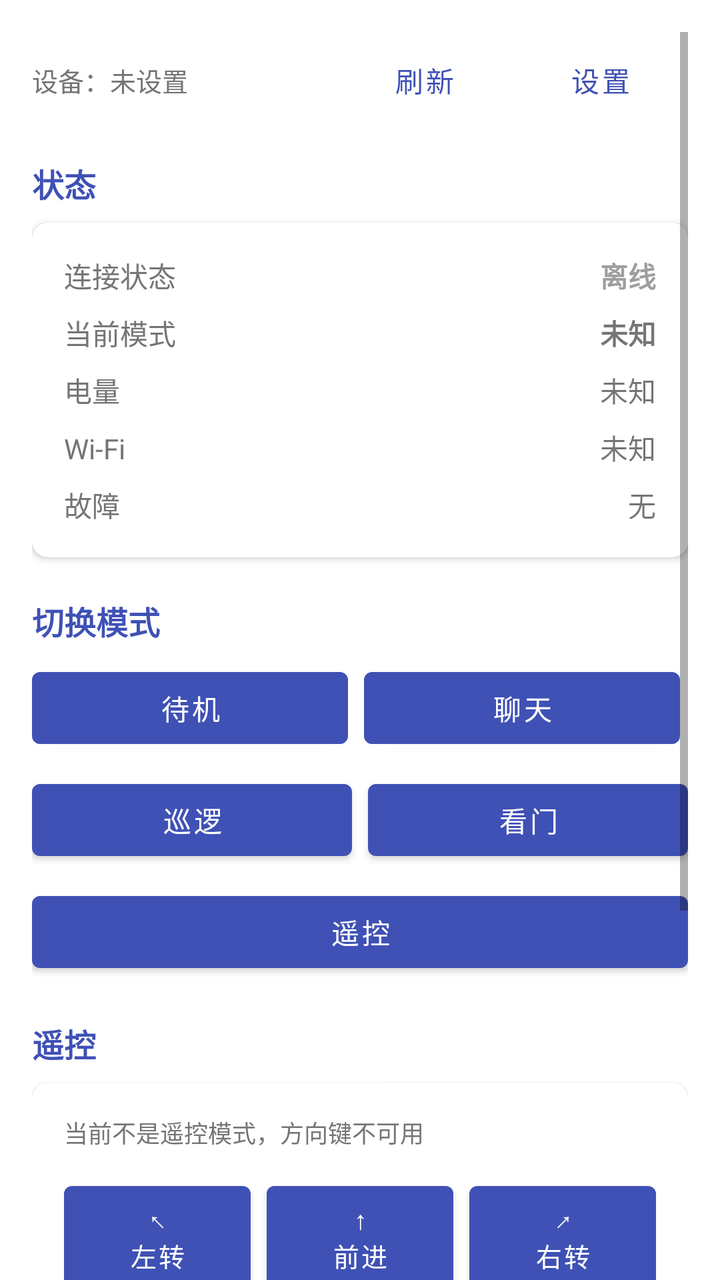
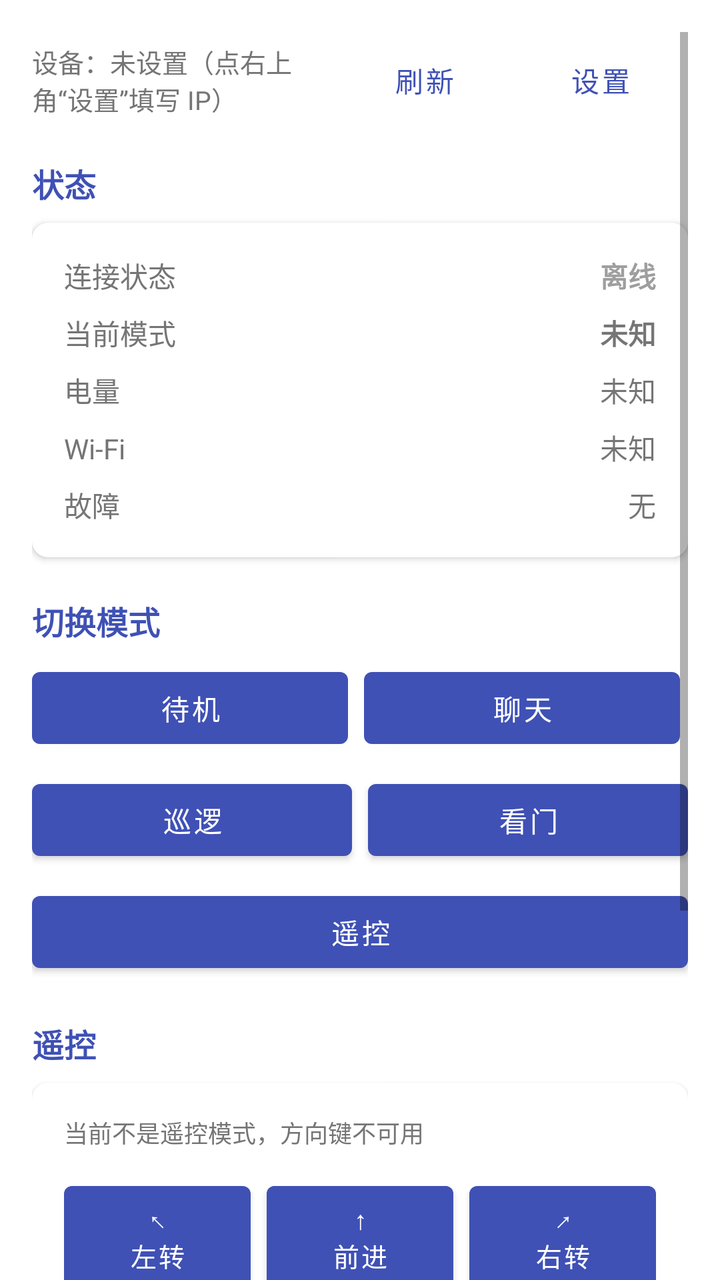

Screens rendered from an Android XML layout before and after an edit, with the pre-edit source and the edit as a unified diff.
<!-- AndroidManifest.xml: application theme Theme.AiDogControl -->
<!-- res/layout/activity_main.xml -->
<?xml version="1.0" encoding="utf-8"?>
<ScrollView xmlns:android="http://schemas.android.com/apk/res/android"
    xmlns:app="http://schemas.android.com/apk/res-auto"
    android:layout_width="match_parent"
    android:layout_height="match_parent"
    android:clipToPadding="false"
    android:fitsSystemWindows="true"
    android:padding="16dp">

    <LinearLayout
        android:layout_width="match_parent"
        android:layout_height="wrap_content"
        android:orientation="vertical">

        
        <LinearLayout
            android:layout_width="match_parent"
            android:layout_height="wrap_content"
            android:gravity="center_vertical"
            android:orientation="horizontal">

            <TextView
                android:id="@+id/text_device_ip"
                android:layout_width="0dp"
                android:layout_height="wrap_content"
                android:layout_weight="1"
                android:text="设备：未设置"
                android:textColor="@color/text_secondary"
                android:textSize="13sp" />

            <Button
                android:id="@+id/button_refresh"
                style="?android:attr/buttonBarButtonStyle"
                android:layout_width="wrap_content"
                android:layout_height="wrap_content"
                android:text="@string/action_refresh" />

            <Button
                android:id="@+id/button_setup"
                style="?android:attr/buttonBarButtonStyle"
                android:layout_width="wrap_content"
                android:layout_height="wrap_content"
                android:text="@string/action_setup" />
        </LinearLayout>

        
        <TextView
            android:layout_width="match_parent"
            android:layout_height="wrap_content"
            android:layout_marginTop="16dp"
            android:text="状态"
            android:textColor="@color/primary"
            android:textSize="16sp"
            android:textStyle="bold" />

        <com.google.android.material.card.MaterialCardView
            android:layout_width="match_parent"
            android:layout_height="wrap_content"
            android:layout_marginTop="8dp"
            app:cardCornerRadius="8dp"
            app:cardElevation="2dp">

            <LinearLayout
                android:layout_width="match_parent"
                android:layout_height="wrap_content"
                android:orientation="vertical"
                android:padding="16dp">

                <LinearLayout
                    android:layout_width="match_parent"
                    android:layout_height="wrap_content"
                    android:orientation="horizontal">

                    <TextView
                        android:layout_width="0dp"
                        android:layout_height="wrap_content"
                        android:layout_weight="1"
                        android:text="@string/label_connection"
                        android:textColor="@color/text_secondary" />

                    <TextView
                        android:id="@+id/text_connection"
                        android:layout_width="wrap_content"
                        android:layout_height="wrap_content"
                        android:text="@string/status_offline"
                        android:textColor="@color/status_offline"
                        android:textStyle="bold" />
                </LinearLayout>

                <LinearLayout
                    android:layout_width="match_parent"
                    android:layout_height="wrap_content"
                    android:layout_marginTop="8dp"
                    android:orientation="horizontal">

                    <TextView
                        android:layout_width="0dp"
                        android:layout_height="wrap_content"
                        android:layout_weight="1"
                        android:text="@string/label_mode"
                        android:textColor="@color/text_secondary" />

                    <TextView
                        android:id="@+id/text_mode"
                        android:layout_width="wrap_content"
                        android:layout_height="wrap_content"
                        android:text="@string/value_unknown"
                        android:textStyle="bold" />
                </LinearLayout>

                <LinearLayout
                    android:layout_width="match_parent"
                    android:layout_height="wrap_content"
                    android:layout_marginTop="8dp"
                    android:orientation="horizontal">

                    <TextView
                        android:layout_width="0dp"
                        android:layout_height="wrap_content"
                        android:layout_weight="1"
                        android:text="@string/label_battery"
                        android:textColor="@color/text_secondary" />

                    <TextView
                        android:id="@+id/text_battery"
                        android:layout_width="wrap_content"
                        android:layout_height="wrap_content"
                        android:text="@string/value_unknown" />
                </LinearLayout>

                <LinearLayout
                    android:layout_width="match_parent"
                    android:layout_height="wrap_content"
                    android:layout_marginTop="8dp"
                    android:orientation="horizontal">

                    <TextView
                        android:layout_width="0dp"
                        android:layout_height="wrap_content"
                        android:layout_weight="1"
                        android:text="@string/label_wifi"
                        android:textColor="@color/text_secondary" />

                    <TextView
                        android:id="@+id/text_wifi"
                        android:layout_width="wrap_content"
                        android:layout_height="wrap_content"
                        android:text="@string/value_unknown" />
                </LinearLayout>

                <LinearLayout
                    android:layout_width="match_parent"
                    android:layout_height="wrap_content"
                    android:layout_marginTop="8dp"
                    android:orientation="horizontal">

                    <TextView
                        android:layout_width="0dp"
                        android:layout_height="wrap_content"
                        android:layout_weight="1"
                        android:text="@string/label_fault"
                        android:textColor="@color/text_secondary" />

                    <TextView
                        android:id="@+id/text_fault"
                        android:layout_width="wrap_content"
                        android:layout_height="wrap_content"
                        android:text="无" />
                </LinearLayout>
            </LinearLayout>
        </com.google.android.material.card.MaterialCardView>

        
        <TextView
            android:layout_width="match_parent"
            android:layout_height="wrap_content"
            android:layout_marginTop="20dp"
            android:text="@string/hint_mode_switch"
            android:textColor="@color/primary"
            android:textSize="16sp"
            android:textStyle="bold" />

        <LinearLayout
            android:layout_width="match_parent"
            android:layout_height="wrap_content"
            android:layout_marginTop="8dp"
            android:orientation="horizontal">

            <com.google.android.material.button.MaterialButton
                android:id="@+id/button_mode_idle"
                android:layout_width="0dp"
                android:layout_height="wrap_content"
                android:layout_marginEnd="4dp"
                android:layout_weight="1"
                android:text="@string/mode_idle" />

            <com.google.android.material.button.MaterialButton
                android:id="@+id/button_mode_chat"
                android:layout_width="0dp"
                android:layout_height="wrap_content"
                android:layout_marginStart="4dp"
                android:layout_marginEnd="4dp"
                android:layout_weight="1"
                android:text="@string/mode_chat" />
        </LinearLayout>

        <LinearLayout
            android:layout_width="match_parent"
            android:layout_height="wrap_content"
            android:layout_marginTop="8dp"
            android:orientation="horizontal">

            <com.google.android.material.button.MaterialButton
                android:id="@+id/button_mode_patrol"
                android:layout_width="0dp"
                android:layout_height="wrap_content"
                android:layout_marginEnd="4dp"
                android:layout_weight="1"
                android:text="@string/mode_patrol" />

            <com.google.android.material.button.MaterialButton
                android:id="@+id/button_mode_guard"
                android:layout_width="0dp"
                android:layout_height="wrap_content"
                android:layout_marginStart="4dp"
                android:layout_weight="1"
                android:text="@string/mode_guard" />
        </LinearLayout>

        
        <com.google.android.material.button.MaterialButton
            android:id="@+id/button_mode_remote"
            android:layout_width="match_parent"
            android:layout_height="wrap_content"
            android:layout_marginTop="8dp"
            android:text="@string/mode_remote" />

        
        <TextView
            android:layout_width="match_parent"
            android:layout_height="wrap_content"
            android:layout_marginTop="20dp"
            android:text="遥控"
            android:textColor="@color/primary"
            android:textSize="16sp"
            android:textStyle="bold" />

        <com.google.android.material.card.MaterialCardView
            android:layout_width="match_parent"
            android:layout_height="wrap_content"
            android:layout_marginTop="8dp"
            app:cardCornerRadius="8dp"
            app:cardElevation="2dp">

            <LinearLayout
                android:layout_width="match_parent"
                android:layout_height="wrap_content"
                android:orientation="vertical"
                android:padding="16dp">

                <TextView
                    android:id="@+id/text_remote_hint"
                    android:layout_width="match_parent"
                    android:layout_height="wrap_content"
                    android:text="@string/remote_inactive"
                    android:textColor="@color/text_secondary"
                    android:textSize="12sp" />

                
                <LinearLayout
                    android:layout_width="match_parent"
                    android:layout_height="wrap_content"
                    android:layout_marginTop="12dp"
                    android:orientation="horizontal">

                    <com.google.android.material.button.MaterialButton
                        android:id="@+id/button_turn_left"
                        style="@style/RemoteButton"
                        android:layout_width="0dp"
                        android:layout_height="64dp"
                        android:layout_marginEnd="4dp"
                        android:layout_weight="1"
                        android:text="@string/dir_turn_left" />

                    <com.google.android.material.button.MaterialButton
                        android:id="@+id/button_forward"
                        style="@style/RemoteButton"
                        android:layout_width="0dp"
                        android:layout_height="64dp"
                        android:layout_marginStart="4dp"
                        android:layout_marginEnd="4dp"
                        android:layout_weight="1"
                        android:backgroundTint="@color/primary"
                        android:text="@string/dir_forward" />

                    <com.google.android.material.button.MaterialButton
                        android:id="@+id/button_turn_right"
                        style="@style/RemoteButton"
                        android:layout_width="0dp"
                        android:layout_height="64dp"
                        android:layout_marginStart="4dp"
                        android:layout_weight="1"
                        android:text="@string/dir_turn_right" />
                </LinearLayout>

                
                <LinearLayout
                    android:layout_width="match_parent"
                    android:layout_height="wrap_content"
                    android:layout_marginTop="8dp"
                    android:orientation="horizontal">

                    <com.google.android.material.button.MaterialButton
                        android:id="@+id/button_rotate_left"
                        style="@style/RemoteButton"
                        android:layout_width="0dp"
                        android:layout_height="64dp"
                        android:layout_marginEnd="4dp"
                        android:layout_weight="1"
                        android:text="@string/dir_rotate_left" />

                    <com.google.android.material.button.MaterialButton
                        android:id="@+id/button_backward"
                        style="@style/RemoteButton"
                        android:layout_width="0dp"
                        android:layout_height="64dp"
                        android:layout_marginStart="4dp"
                        android:layout_marginEnd="4dp"
                        android:layout_weight="1"
                        android:text="@string/dir_backward" />

                    <com.google.android.material.button.MaterialButton
                        android:id="@+id/button_rotate_right"
                        style="@style/RemoteButton"
                        android:layout_width="0dp"
                        android:layout_height="64dp"
                        android:layout_marginStart="4dp"
                        android:layout_weight="1"
                        android:text="@string/dir_rotate_right" />
                </LinearLayout>

                
                <LinearLayout
                    android:layout_width="match_parent"
                    android:layout_height="wrap_content"
                    android:layout_marginTop="16dp"
                    android:gravity="center_vertical"
                    android:orientation="horizontal">

                    <TextView
                        android:layout_width="wrap_content"
                        android:layout_height="wrap_content"
                        android:text="@string/label_speed"
                        android:textColor="@color/text_secondary" />

                    <TextView
                        android:id="@+id/text_speed"
                        android:layout_width="0dp"
                        android:layout_height="wrap_content"
                        android:layout_weight="1"
                        android:gravity="end"
                        android:text="60%"
                        android:textStyle="bold" />
                </LinearLayout>

                <SeekBar
                    android:id="@+id/seek_speed"
                    android:layout_width="match_parent"
                    android:layout_height="wrap_content"
                    android:layout_marginTop="4dp"
                    android:max="100"
                    android:progress="60" />
            </LinearLayout>
        </com.google.android.material.card.MaterialCardView>

        
        <com.google.android.material.button.MaterialButton
            android:id="@+id/button_stop"
            android:layout_width="match_parent"
            android:layout_height="64dp"
            android:layout_marginTop="24dp"
            android:backgroundTint="@color/danger"
            android:text="@string/action_emergency_stop"
            android:textColor="@android:color/white"
            android:textSize="18sp"
            android:textStyle="bold" />

    </LinearLayout>
</ScrollView>
<!-- resources referenced by this layout -->
<resources>
  <color name="danger">#C62828</color>
  <color name="primary">#3F51B5</color>
  <color name="status_offline">#9E9E9E</color>
  <color name="text_secondary">#757575</color>
  <string name="action_emergency_stop">急停</string>
  <string name="action_refresh">刷新</string>
  <string name="action_setup">设置</string>
  <string name="dir_backward">↓\n后退</string>
  <string name="dir_forward">↑\n前进</string>
  <string name="dir_rotate_left">↺\n原地左</string>
  <string name="dir_rotate_right">↻\n原地右</string>
  <string name="dir_turn_left">↖\n左转</string>
  <string name="dir_turn_right">↗\n右转</string>
  <string name="hint_mode_switch">切换模式</string>
  <string name="label_battery">电量</string>
  <string name="label_connection">连接状态</string>
  <string name="label_fault">故障</string>
  <string name="label_mode">当前模式</string>
  <string name="label_speed">速度</string>
  <string name="label_wifi">Wi-Fi</string>
  <string name="mode_chat">聊天</string>
  <string name="mode_guard">看门</string>
  <string name="mode_idle">待机</string>
  <string name="mode_patrol">巡逻</string>
  <string name="mode_remote">遥控</string>
  <string name="remote_inactive">当前不是遥控模式，方向键不可用</string>
  <string name="status_offline">离线</string>
  <string name="value_unknown">未知</string>
  <style name="RemoteButton" parent="Widget.MaterialComponents.Button">
          <item name="android:layout_width">0dp</item>
          <item name="android:layout_height">64dp</item>
          <item name="android:layout_weight">1</item>
          <item name="android:textSize">13sp</item>
          <item name="android:minHeight">0dp</item>
          <item name="android:paddingLeft">0dp</item>
          <item name="android:paddingRight">0dp</item>
      </style>
  <style name="Theme.AiDogControl" parent="Theme.MaterialComponents.Light.NoActionBar">
          <item name="colorPrimary">@color/primary</item>
          <item name="colorPrimaryDark">@color/primary_dark</item>
          <item name="colorAccent">@color/accent</item>
          <item name="android:windowLightStatusBar">true</item>
      </style>
  <color name="primary_dark">#303F9F</color>
  <color name="accent">#FF4081</color>
</resources>

<!-- the commit's change to res/layout/activity_main.xml (unified diff, before → after) -->
@@ -24,7 +24,7 @@
                 android:layout_width="0dp"
                 android:layout_height="wrap_content"
                 android:layout_weight="1"
-                android:text="设备：未设置"
+                android:text="@string/device_unset"
                 android:textColor="@color/text_secondary"
                 android:textSize="13sp" />
 
@@ -48,7 +48,7 @@
             android:layout_width="match_parent"
             android:layout_height="wrap_content"
             android:layout_marginTop="16dp"
-            android:text="状态"
+            android:text="@string/section_status"
             android:textColor="@color/primary"
             android:textSize="16sp"
             android:textStyle="bold" />
@@ -165,7 +165,7 @@
                         android:id="@+id/text_fault"
                         android:layout_width="wrap_content"
                         android:layout_height="wrap_content"
-                        android:text="无" />
+                        android:text="@string/value_none" />
                 </LinearLayout>
             </LinearLayout>
         </com.google.android.material.card.MaterialCardView>
@@ -240,7 +240,7 @@
             android:layout_width="match_parent"
             android:layout_height="wrap_content"
             android:layout_marginTop="20dp"
-            android:text="遥控"
+            android:text="@string/section_remote"
             android:textColor="@color/primary"
             android:textSize="16sp"
             android:textStyle="bold" />
@@ -359,7 +359,6 @@
                         android:layout_height="wrap_content"
                         android:layout_weight="1"
                         android:gravity="end"
-                        android:text="60%"
                         android:textStyle="bold" />
                 </LinearLayout>
 
<!-- resource entries referenced after the edit -->
@@ -7,6 +7,7 @@
   <string name="action_emergency_stop">急停</string>
   <string name="action_refresh">刷新</string>
   <string name="action_setup">设置</string>
+  <string name="device_unset">设备：未设置（点右上角“设置”填写 IP）</string>
   <string name="dir_backward">↓\n后退</string>
   <string name="dir_forward">↑\n前进</string>
   <string name="dir_rotate_left">↺\n原地左</string>
@@ -26,7 +27,10 @@
   <string name="mode_patrol">巡逻</string>
   <string name="mode_remote">遥控</string>
   <string name="remote_inactive">当前不是遥控模式，方向键不可用</string>
+  <string name="section_remote">遥控</string>
+  <string name="section_status">状态</string>
   <string name="status_offline">离线</string>
+  <string name="value_none">无</string>
   <string name="value_unknown">未知</string>
   <style name="RemoteButton" parent="Widget.MaterialComponents.Button">
           <item name="android:layout_width">0dp</item>
